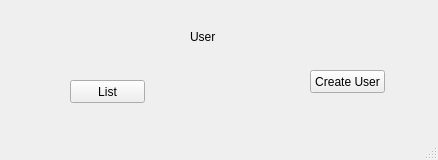
The window that src/CS1D-TMOTTBG/dashboardwindow.ui (cydiasa/CS1D-TMOTTBG) describes before a commit, drawn with Qt 5.
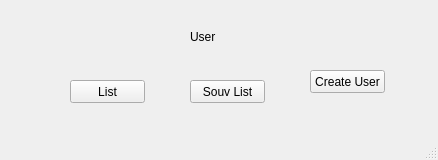
The same window after the commit.

```diff
--- a/src/CS1D-TMOTTBG/dashboardwindow.ui
+++ b/src/CS1D-TMOTTBG/dashboardwindow.ui
@@ -53,6 +53,19 @@
      <string>User</string>
     </property>
    </widget>
+   <widget class="QPushButton" name="souvList">
+    <property name="geometry">
+     <rect>
+      <x>190</x>
+      <y>80</y>
+      <width>75</width>
+      <height>23</height>
+     </rect>
+    </property>
+    <property name="text">
+     <string>Souv List</string>
+    </property>
+   </widget>
   </widget>
   <widget class="QStatusBar" name="statusbar"/>
  </widget>
```
